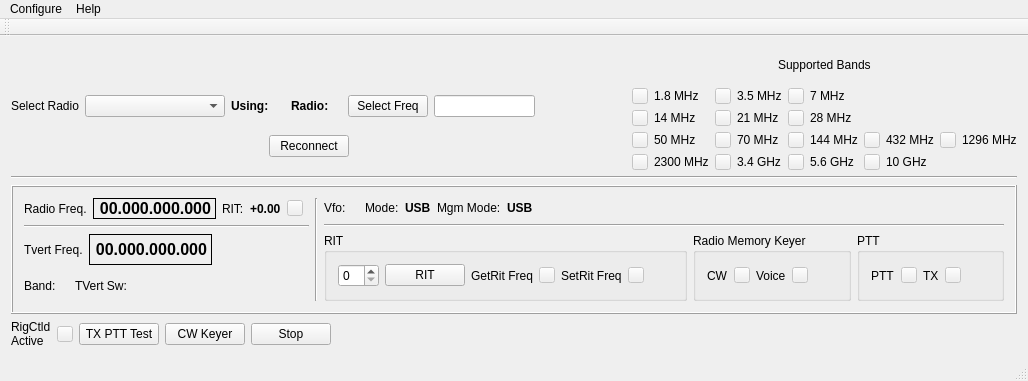
Old version of the form mqt/MqtRigControl/rigcontrolmainwindow.ui in the repository Rsclub22/Minos2-Mirror.
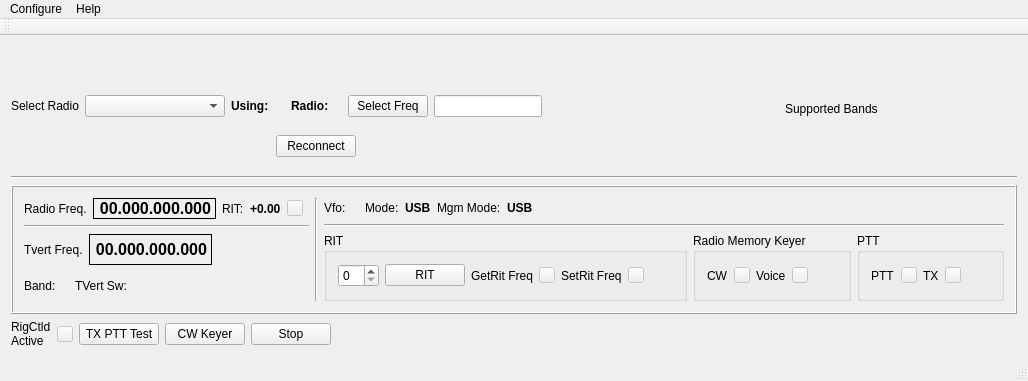
New version of the form. Custom widgets are drawn as their Qt base class.

Patch:
```diff
--- a/mqt/MqtRigControl/rigcontrolmainwindow.ui
+++ b/mqt/MqtRigControl/rigcontrolmainwindow.ui
@@ -218,353 +218,7 @@
          </layout>
         </item>
         <item>
-         <layout class="QGridLayout" name="gridLayout">
-          <item row="0" column="2">
-           <widget class="QLabel" name="_1_8_mhzIndLbl">
-            <property name="text">
-             <string>1.8 MHz</string>
-            </property>
-           </widget>
-          </item>
-          <item row="1" column="2">
-           <widget class="QLabel" name="_14_mhzIndLbl">
-            <property name="text">
-             <string>14 MHz</string>
-            </property>
-           </widget>
-          </item>
-          <item row="3" column="4">
-           <widget class="QLabel" name="_3_4_ghzIndLbl">
-            <property name="text">
-             <string>3.4 GHz</string>
-            </property>
-           </widget>
-          </item>
-          <item row="3" column="6">
-           <widget class="QLabel" name="_5_6_ghzIndLbl">
-            <property name="text">
-             <string>5.6 GHz</string>
-            </property>
-           </widget>
-          </item>
-          <item row="2" column="8">
-           <widget class="QLabel" name="_432_mhzIndLbl">
-            <property name="text">
-             <string>432 MHz</string>
-            </property>
-           </widget>
-          </item>
-          <item row="2" column="7">
-           <widget class="QPushButton" name="_432mhz_Indicator">
-            <property name="enabled">
-             <bool>false</bool>
-            </property>
-            <property name="maximumSize">
-             <size>
-              <width>16</width>
-              <height>16</height>
-             </size>
-            </property>
-            <property name="text">
-             <string/>
-            </property>
-           </widget>
-          </item>
-          <item row="3" column="2">
-           <widget class="QLabel" name="_2300_mhzIndLbl">
-            <property name="text">
-             <string>2300 MHz</string>
-            </property>
-           </widget>
-          </item>
-          <item row="2" column="2">
-           <widget class="QLabel" name="_50_mhzIndLbl">
-            <property name="text">
-             <string>50 MHz</string>
-            </property>
-           </widget>
-          </item>
-          <item row="2" column="5">
-           <widget class="QPushButton" name="_144mhz_Indicator">
-            <property name="enabled">
-             <bool>false</bool>
-            </property>
-            <property name="maximumSize">
-             <size>
-              <width>16</width>
-              <height>16</height>
-             </size>
-            </property>
-            <property name="text">
-             <string/>
-            </property>
-           </widget>
-          </item>
-          <item row="2" column="4">
-           <widget class="QLabel" name="_70_mhzIndLbl">
-            <property name="text">
-             <string>70 MHz</string>
-            </property>
-           </widget>
-          </item>
-          <item row="3" column="1">
-           <widget class="QPushButton" name="_2300mhz_Indicator">
-            <property name="enabled">
-             <bool>false</bool>
-            </property>
-            <property name="maximumSize">
-             <size>
-              <width>16</width>
-              <height>16</height>
-             </size>
-            </property>
-            <property name="text">
-             <string/>
-            </property>
-           </widget>
-          </item>
-          <item row="2" column="6">
-           <widget class="QLabel" name="_144_mhzIndLbl">
-            <property name="text">
-             <string>144 MHz</string>
-            </property>
-           </widget>
-          </item>
-          <item row="1" column="4">
-           <widget class="QLabel" name="_21_mhzIndLbl">
-            <property name="text">
-             <string>21 MHz</string>
-            </property>
-           </widget>
-          </item>
-          <item row="2" column="1">
-           <widget class="QPushButton" name="_50mhz_Indicator">
-            <property name="enabled">
-             <bool>false</bool>
-            </property>
-            <property name="maximumSize">
-             <size>
-              <width>16</width>
-              <height>16</height>
-             </size>
-            </property>
-            <property name="text">
-             <string/>
-            </property>
-           </widget>
-          </item>
-          <item row="3" column="5">
-           <widget class="QPushButton" name="_5_6ghz_Indicator">
-            <property name="enabled">
-             <bool>false</bool>
-            </property>
-            <property name="maximumSize">
-             <size>
-              <width>16</width>
-              <height>16</height>
-             </size>
-            </property>
-            <property name="text">
-             <string/>
-            </property>
-           </widget>
-          </item>
-          <item row="3" column="3">
-           <widget class="QPushButton" name="_3_4ghz_Indicator">
-            <property name="enabled">
-             <bool>false</bool>
-            </property>
-            <property name="maximumSize">
-             <size>
-              <width>16</width>
-              <height>16</height>
-             </size>
-            </property>
-            <property name="text">
-             <string/>
-            </property>
-           </widget>
-          </item>
-          <item row="1" column="1">
-           <widget class="QPushButton" name="_14mhz_Indicator">
-            <property name="enabled">
-             <bool>false</bool>
-            </property>
-            <property name="maximumSize">
-             <size>
-              <width>16</width>
-              <height>16</height>
-             </size>
-            </property>
-            <property name="text">
-             <string/>
-            </property>
-           </widget>
-          </item>
-          <item row="2" column="3">
-           <widget class="QPushButton" name="_70mhz_Indicator">
-            <property name="enabled">
-             <bool>false</bool>
-            </property>
-            <property name="maximumSize">
-             <size>
-              <width>16</width>
-              <height>16</height>
-             </size>
-            </property>
-            <property name="text">
-             <string/>
-            </property>
-           </widget>
-          </item>
-          <item row="3" column="7">
-           <widget class="QPushButton" name="_10ghz_Indicator">
-            <property name="enabled">
-             <bool>false</bool>
-            </property>
-            <property name="maximumSize">
-             <size>
-              <width>16</width>
-              <height>16</height>
-             </size>
-            </property>
-            <property name="text">
-             <string/>
-            </property>
-           </widget>
-          </item>
-          <item row="0" column="6">
-           <widget class="QLabel" name="_7_mhzIndLbl">
-            <property name="text">
-             <string>7 MHz</string>
-            </property>
-           </widget>
-          </item>
-          <item row="3" column="8">
-           <widget class="QLabel" name="_10_ghzIndLbl">
-            <property name="text">
-             <string>10 GHz</string>
-            </property>
-           </widget>
-          </item>
-          <item row="1" column="5">
-           <widget class="QPushButton" name="_28mhz_Indicator">
-            <property name="enabled">
-             <bool>false</bool>
-            </property>
-            <property name="maximumSize">
-             <size>
-              <width>16</width>
-              <height>16</height>
-             </size>
-            </property>
-            <property name="text">
-             <string/>
-            </property>
-           </widget>
-          </item>
-          <item row="0" column="5">
-           <widget class="QPushButton" name="_7mhz_Indicator">
-            <property name="enabled">
-             <bool>false</bool>
-            </property>
-            <property name="maximumSize">
-             <size>
-              <width>16</width>
-              <height>16</height>
-             </size>
-            </property>
-            <property name="text">
-             <string/>
-            </property>
-           </widget>
-          </item>
-          <item row="1" column="6">
-           <widget class="QLabel" name="_28_mhzIndLbl">
-            <property name="text">
-             <string>28 MHz</string>
-            </property>
-           </widget>
-          </item>
-          <item row="0" column="1">
-           <widget class="QPushButton" name="_1_8mhz_Indicator">
-            <property name="enabled">
-             <bool>false</bool>
-            </property>
-            <property name="maximumSize">
-             <size>
-              <width>16</width>
-              <height>16</height>
-             </size>
-            </property>
-            <property name="text">
-             <string/>
-            </property>
-           </widget>
-          </item>
-          <item row="0" column="3">
-           <widget class="QPushButton" name="_3_5mhz_Indicator">
-            <property name="enabled">
-             <bool>false</bool>
-            </property>
-            <property name="maximumSize">
-             <size>
-              <width>16</width>
-              <height>16</height>
-             </size>
-            </property>
-            <property name="text">
-             <string/>
-            </property>
-           </widget>
-          </item>
-          <item row="1" column="3">
-           <widget class="QPushButton" name="_21mhz_Indicator">
-            <property name="enabled">
-             <bool>false</bool>
-            </property>
-            <property name="maximumSize">
-             <size>
-              <width>16</width>
-              <height>16</height>
-             </size>
-            </property>
-            <property name="text">
-             <string/>
-            </property>
-           </widget>
-          </item>
-          <item row="0" column="4">
-           <widget class="QLabel" name="_3_5_mhzIndLbl">
-            <property name="text">
-             <string>3.5 MHz</string>
-            </property>
-           </widget>
-          </item>
-          <item row="2" column="10">
-           <widget class="QLabel" name="_1296_mhzIndLbl">
-            <property name="text">
-             <string>1296 MHz</string>
-            </property>
-           </widget>
-          </item>
-          <item row="2" column="9">
-           <widget class="QPushButton" name="_1296mhz_Indicator">
-            <property name="enabled">
-             <bool>false</bool>
-            </property>
-            <property name="maximumSize">
-             <size>
-              <width>16</width>
-              <height>16</height>
-             </size>
-            </property>
-            <property name="text">
-             <string/>
-            </property>
-           </widget>
-          </item>
-         </layout>
+         <layout class="QGridLayout" name="gridLayout"/>
         </item>
        </layout>
       </item>
```
